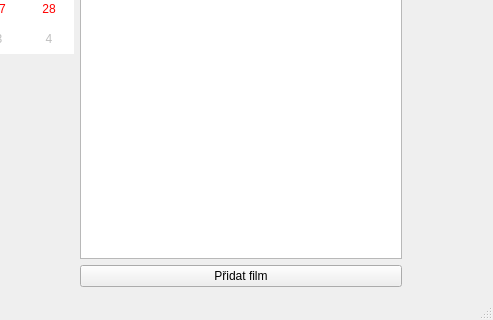
Above: mainwindow.ui from darmonlor/KUMovie before the change; both pictures show x 339 to 832 and y 233 to 553 of the 832 by 553 pixel window. Below: the same form after it.
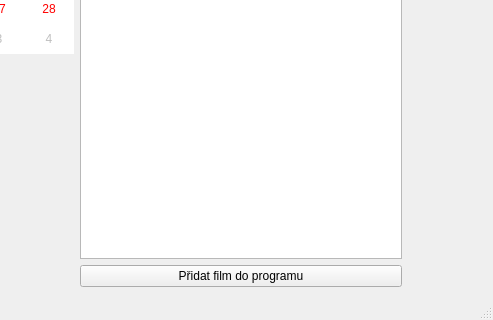
That is the form after the change. The open tabs and pages were chosen to show the change.

Commit message: add movie dialog "compleded"

The edit to the form file:
```diff
--- a/mainwindow.ui
+++ b/mainwindow.ui
@@ -222,7 +222,7 @@
           <item row="3" column="0">
            <widget class="QPushButton" name="pushButton">
             <property name="text">
-             <string>Přidat film</string>
+             <string>Přidat film do programu</string>
             </property>
            </widget>
           </item>
```
Left out of the diff: 4 changed lines with no effect on the pictures. The commit also changes 7 other files.
